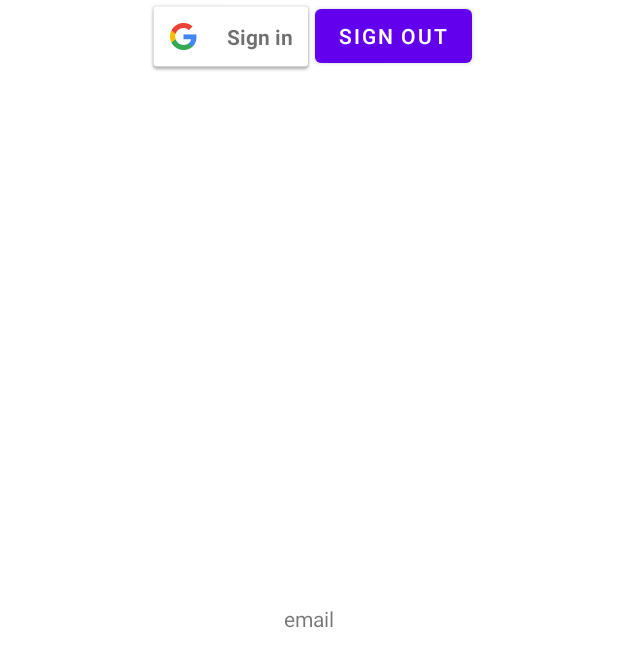
After one commit to SoftSkillAcc/SoftSkills, an Android app: the layout activity_auth.xml on its own in the app's theme, with its tools: preview values and no code run, on a phone screen of 412 x 824 dp. The commit adds this screen. Shown: the top 667 px of the screen. Run offline under Robolectric (Android 15) with nearby library versions, the phone set to English and light mode, and no system bars.

Commit message:
Экран с регистрацией

```diff
--- a/app/build.gradle
+++ b/app/build.gradle
@@ -42,4 +42,5 @@ dependencies {
     testImplementation 'junit:junit:4.+'
     androidTestImplementation 'androidx.test.ext:junit:1.1.2'
     androidTestImplementation 'androidx.test.espresso:espresso-core:3.3.0'
+    implementation 'com.google.android.gms:play-services-auth:19.0.0'
 }
--- a/app/src/main/AndroidManifest.xml
+++ b/app/src/main/AndroidManifest.xml
@@ -1,6 +1,8 @@
 <?xml version="1.0" encoding="utf-8"?>
 <manifest xmlns:android="http://schemas.android.com/apk/res/android"
     package="com.example.softskills">
+
+    <uses-permission android:name="android.permission.INTERNET" />
 
     <application
         android:allowBackup="true"
@@ -9,7 +11,7 @@
         android:roundIcon="@mipmap/ic_launcher_round"
         android:supportsRtl="true"
         android:theme="@style/Theme.SoftSkills">
-        <activity android:name=".LoginActivity"></activity>
+        <activity android:name=".AuthActivity"></activity>
         <activity android:name=".MainActivity">
             <intent-filter>
                 <action android:name="android.intent.action.MAIN" />
--- /dev/null
+++ b/app/src/main/res/layout/activity_auth.xml
@@ -0,0 +1,38 @@
+<?xml version="1.0" encoding="utf-8"?>
+<androidx.constraintlayout.widget.ConstraintLayout xmlns:android="http://schemas.android.com/apk/res/android"
+    xmlns:app="http://schemas.android.com/apk/res-auto"
+    xmlns:tools="http://schemas.android.com/tools"
+    android:layout_width="match_parent"
+    android:layout_height="match_parent"
+    tools:context=".MainActivity">
+
+    <com.google.android.gms.common.SignInButton
+        android:id="@+id/sign_in_button"
+        android:layout_width="wrap_content"
+        android:layout_height="wrap_content"
+        app:layout_constraintHorizontal_chainStyle="packed"
+        app:layout_constraintEnd_toStartOf="@+id/sing_out_button"
+        app:layout_constraintStart_toStartOf="parent"
+        app:layout_constraintTop_toTopOf="parent" />
+
+    <com.google.android.material.button.MaterialButton
+        android:id="@+id/sing_out_button"
+        android:layout_width="wrap_content"
+        android:layout_height="wrap_content"
+        android:text="Sign out"
+        app:layout_constraintEnd_toEndOf="parent"
+        app:layout_constraintStart_toEndOf="@+id/sign_in_button"
+        app:layout_constraintTop_toTopOf="parent" />
+
+    <TextView
+        android:id="@+id/token"
+        android:layout_width="wrap_content"
+        android:layout_height="wrap_content"
+        android:text="email"
+        app:layout_constraintBottom_toBottomOf="parent"
+        app:layout_constraintLeft_toLeftOf="parent"
+        app:layout_constraintRight_toRightOf="parent"
+        app:layout_constraintTop_toTopOf="parent" />
+
+
+</androidx.constraintlayout.widget.ConstraintLayout>
```
Also changed, not shown: app/src/main/java/com/example/softskills/AuthActivity.kt (added, +130 -0 lines), app/src/main/java/com/example/softskills/LoginActivity.kt (deleted, +0 -11 lines), app/src/main/java/com/example/softskills/MainActivity.kt (+3 -13 lines), app/src/main/res/layout/activity_login.xml (deleted, +0 -9 lines), app/src/main/res/layout/activity_main.xml (+0 -20 lines).
